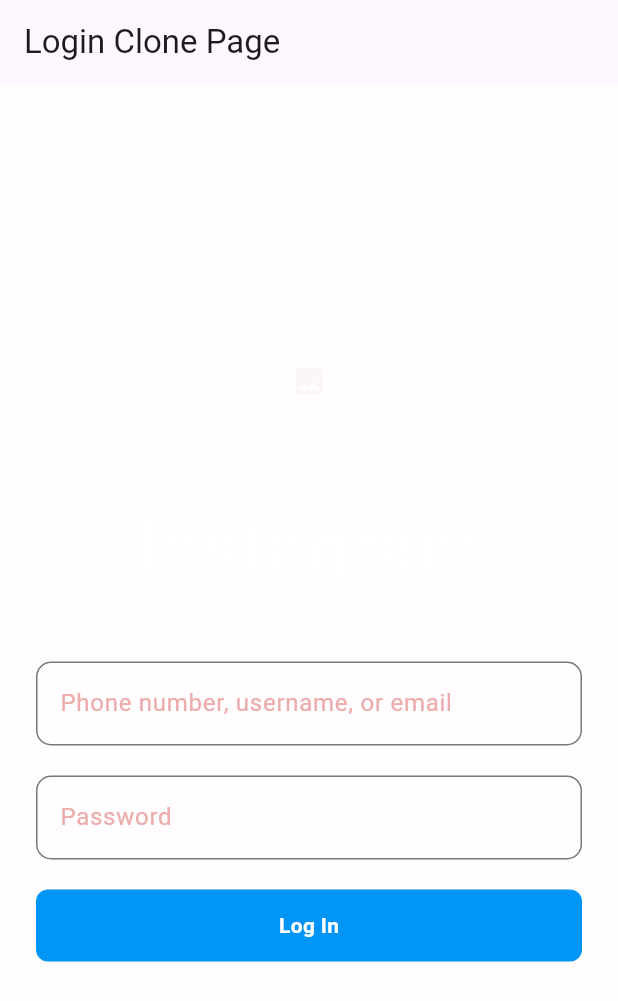
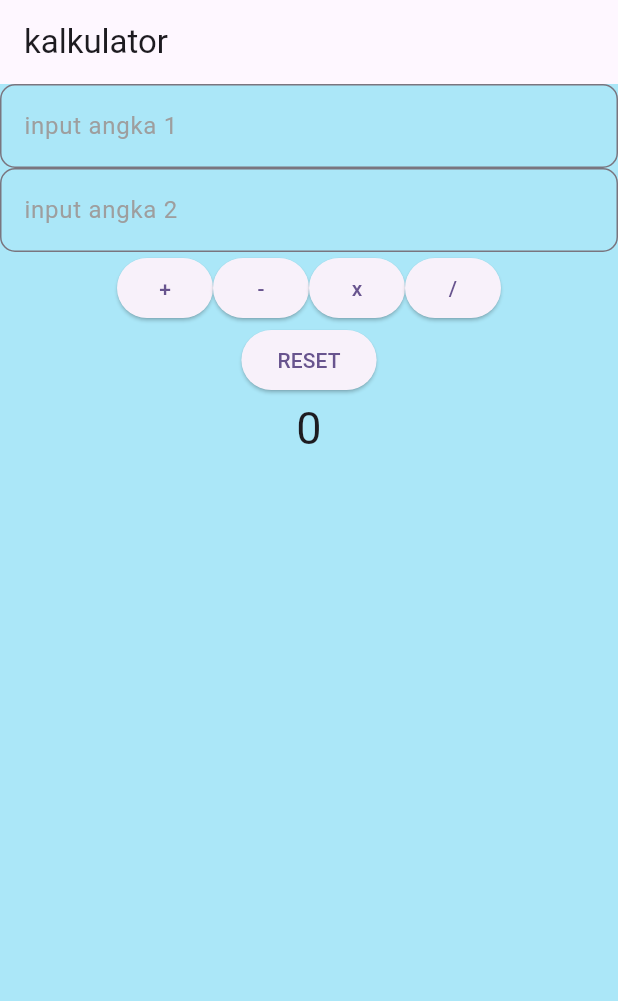
Before and after one commit to aldiyan-ai/flutter-project, a Flutter app: the screen it shows after launch, on a phone screen of 412 x 824 dp. Shown: the top 1001 px of the screen. Run offline on Flutter 3.47's test engine with Material 3 defaults, Android fonts, the phone set to English and light mode, and no system bars; our stand-ins replace get.

Commit message:
flutter kalkulator dll

```diff
--- a/lib/component/editing_textfield.dart
+++ b/lib/component/editing_textfield.dart
@@ -1,21 +1,27 @@
 import 'package:flutter/material.dart';
 
 class EditingTextfield extends StatelessWidget {
-  final TextEditingController txtcontroller ;
+  final TextEditingController txtcontroller;
   final String myhint;
   final bool isPassword;
 
-  const EditingTextfield({super.key, required this.txtcontroller, required this.myhint, this.isPassword = false});
+  const EditingTextfield({
+    super.key,
+    required this.txtcontroller,
+    required this.myhint,
+    this.isPassword = false,
+  });
 
   @override
   Widget build(BuildContext context) {
     return TextField(
       controller: txtcontroller,
       obscureText: isPassword,
+      style: const TextStyle(color: Colors.black87), // Agar teks yang diketik terlihat
       decoration: InputDecoration(
         border: OutlineInputBorder(borderRadius: BorderRadius.circular(10)),
-        hintText: (myhint),
-        hintStyle: const TextStyle(color: Color.fromARGB(255, 237, 172, 172)),
+        hintText: myhint,
+        hintStyle: const TextStyle(color: Colors.grey),
       ),
     );
   }
--- /dev/null
+++ b/lib/kalkulator2_page.dart
@@ -0,0 +1,88 @@
+import 'package:flutter/material.dart';
+import 'package:percobaan/component/editing_textfield.dart';
+import 'package:get/get.dart';
+import 'package:percobaan/Controller/kalkulator_controller.dart';
+
+class Kalkulator2Page extends StatelessWidget {
+  Kalkulator2Page({super.key});
+final controller = Get.put(KalkulatorController());
+
+  @override
+  Widget build(BuildContext context) {
+    TextEditingController txtAngka1 = TextEditingController();
+    TextEditingController txtAngka2 = TextEditingController();
+    return Scaffold(
+      appBar: AppBar(
+        title: Text("kalkulator")
+        ),
+        backgroundColor: const Color.fromARGB(255, 171, 231, 248),
+      body: Column(
+        children: [
+          EditingTextfield(txtcontroller: txtAngka1, myhint: "input angka 1"),
+          EditingTextfield(txtcontroller: txtAngka2, myhint: "input angka 2"),
+          Row(
+            mainAxisAlignment: MainAxisAlignment.center,
+            children: [
+          ElevatedButton(
+            onPressed: () {
+              // panggil method tambah di controller
+              int angka1 = int.parse(txtAngka1.text);
+              int angka2 = int.parse(txtAngka2.text);
+              controller.tambah(angka1, angka2);
+              style: const TextStyle(color: Color.fromARGB(255, 0, 0, 1));
+            },
+            child: Text("+"),
+          ),
+          ElevatedButton(
+            onPressed: () {
+              // panggil method tambah di controller
+              int angka1 = int.parse(txtAngka1.text);
+              int angka2 = int.parse(txtAngka2.text);
+              controller.kurang(angka1, angka2);
+              style: const TextStyle(color: Color.fromARGB(255, 2, 2, 2));
+            },
+            child: Text("-"),
+          ),
+          ElevatedButton(
+            onPressed: () {
+              // panggil method tambah di controller
+              int angka1 = int.parse(txtAngka1.text);
+              int angka2 = int.parse(txtAngka2.text);
+              controller.kali(angka1, angka2);
+              style: const TextStyle(color: Color.fromARGB(255, 6, 6, 6));
+            },
+            child: Text("x"),
+          ),
+          ElevatedButton(
+            onPressed: () {
+              // panggil method tambah di controller
+              int angka1 = int.parse(txtAngka1.text);
+              int angka2 = int.parse(txtAngka2.text);
+              controller.bagi(angka1, angka2);
+              style: const TextStyle(color: Color.fromARGB(255, 5, 5, 5));
+            },
+            child: Text("/"),
+
+          ),
+          ],
+          ),
+          ElevatedButton(
+            onPressed: () {
+              txtAngka1.clear();
+              txtAngka2.clear();
+              controller.Reset();
+            },
+            child: Text("RESET"),
+
+          ),
+           Obx(
+            () => Text(
+              controller.hasil.toString(),
+              style: TextStyle(fontSize: 30),
+            ),
+          ),
+          ],
+      ),
+    );
+  }
+}
--- a/lib/loginclone_page.dart
+++ b/lib/loginclone_page.dart
@@ -29,7 +29,7 @@ class _LoginclonePageState extends State<LoginclonePage> {
                   child: Image.network(
                     'https://tse4.mm.bing.net/th/id/OIP.nCmb7tgt3ol5ICEHVcTbEwHaHk?r=0&pid=Api&P=0&h=180',
                     fit: BoxFit.contain,
-                    errorBuilder: (context, error, stackTrace) {
+                    errorBuilder: (context, error, stackfTrace) {
                       return const Icon(Icons.image, color: Colors.grey);
                     },
                   ),
--- a/lib/main.dart
+++ b/lib/main.dart
@@ -1,8 +1,10 @@
 import 'package:flutter/material.dart';
+import 'package:percobaan/kalkulator2_page.dart';
 import 'package:percobaan/login_page.dart';
 import 'package:percobaan/pages/login_clone_page.dart';
 // import 'package:percobaan/kalkulator_page.dart';
 // import 'package:percobaan/loginclone_page.dart';
+import 'package:get/get.dart';
 
 void main() {
   runApp(const MyApp());
@@ -14,7 +16,7 @@ class MyApp extends StatelessWidget {
   // This widget is the root of your application.
   @override
   Widget build(BuildContext context) {
-    return MaterialApp(
+    return GetMaterialApp(
       title: 'Flutter Demo',
       theme: ThemeData(
         // This is the theme of your application.
@@ -34,7 +36,7 @@ class MyApp extends StatelessWidget {
         // tested with just a hot reload.
         colorScheme: ColorScheme.fromSeed(seedColor: Colors.deepPurple),
       ),
-      home: LoginClonePage(),
+      home: Kalkulator2Page(),
     );
   }
 }
--- a/lib/pages/login_clone_page.dart
+++ b/lib/pages/login_clone_page.dart
@@ -1,6 +1,6 @@
 import 'package:flutter/material.dart';
 import 'package:percobaan/component/editing_textfield.dart';
-import 'package:percobaan/component/editing_button.dart';
+
 
 class LoginClonePage extends StatelessWidget {
   final TextEditingController txtUsername = TextEditingController();
--- a/pubspec.yaml
+++ b/pubspec.yaml
@@ -34,6 +34,7 @@ dependencies:
   # The following adds the Cupertino Icons font to your application.
   # Use with the CupertinoIcons class for iOS style icons.
   cupertino_icons: ^1.0.8
+  get: ^4.7.3
 
 dev_dependencies:
   flutter_test:
```
Also changed, not shown: lib/Controller/kalkulator_controller.dart (added, +47 -0 lines), pubspec.lock.
